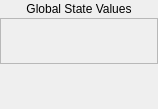
The window that src/common/global_state_widget.ui (cvisionai/Tator-Native) describes before a commit, drawn with Qt 5.
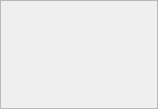
The same window after the commit.

Commit message: Fix global state widget ui

The edit to the form file:
```diff
--- a/src/common/global_state_widget.ui
+++ b/src/common/global_state_widget.ui
@@ -27,30 +27,20 @@
   </property>
   <layout class="QVBoxLayout" name="verticalLayout_2">
    <property name="spacing">
-    <number>2</number>
+    <number>0</number>
    </property>
    <property name="leftMargin">
     <number>0</number>
    </property>
    <property name="topMargin">
-    <number>2</number>
+    <number>0</number>
    </property>
    <property name="rightMargin">
     <number>0</number>
    </property>
    <property name="bottomMargin">
-    <number>5</number>
+    <number>0</number>
    </property>
-   <item>
-    <widget class="QLabel" name="Title">
-     <property name="text">
-      <string>Global State Values</string>
-     </property>
-     <property name="alignment">
-      <set>Qt::AlignCenter</set>
-     </property>
-    </widget>
-   </item>
    <item>
     <widget class="QScrollArea" name="scrollArea">
      <property name="widgetResizable">
@@ -62,7 +52,7 @@
         <x>0</x>
         <y>0</y>
         <width>156</width>
-        <height>43</height>
+        <height>107</height>
        </rect>
       </property>
       <property name="sizePolicy">
@@ -100,22 +90,6 @@
      </widget>
     </widget>
    </item>
-   <item>
-    <spacer name="verticalSpacer">
-     <property name="orientation">
-      <enum>Qt::Vertical</enum>
-     </property>
-     <property name="sizeType">
-      <enum>QSizePolicy::MinimumExpanding</enum>
-     </property>
-     <property name="sizeHint" stdset="0">
-      <size>
-       <width>20</width>
-       <height>40</height>
-      </size>
-     </property>
-    </spacer>
-   </item>
   </layout>
  </widget>
  <resources/>
```
Left out of the diff: 6 changed lines with no effect on the pictures. The commit also changes 2 other files.
